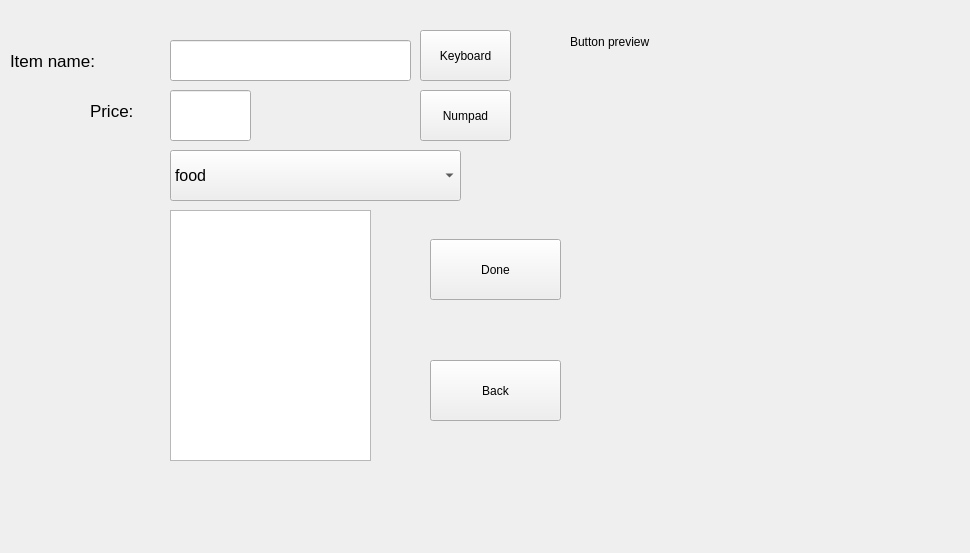
This is create_menu_item.ui in renderedSafe/Geedunk2 as Qt 5 draws it before an edit. The edited form follows.
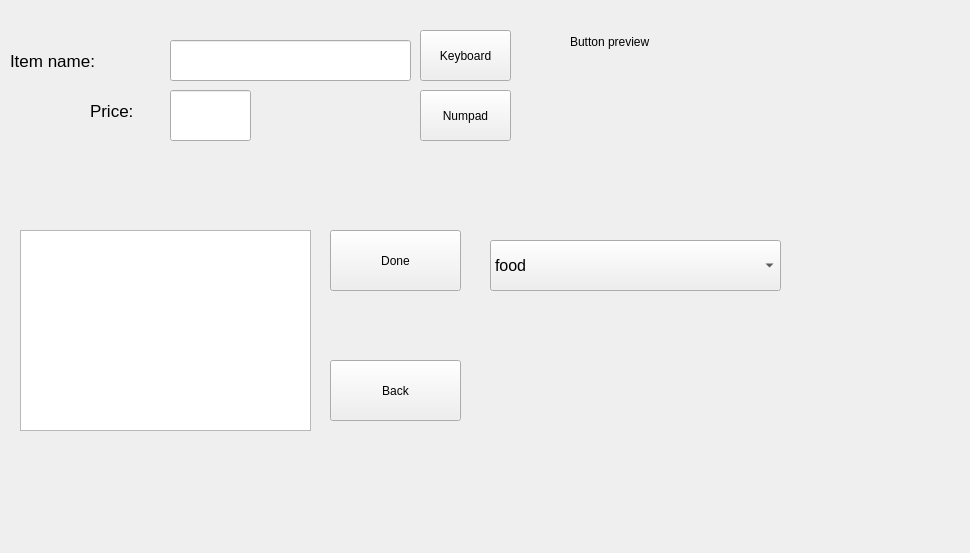
This is the edited form.

Commit message: Updated UI. Adding a menu item was not working when you needed to change the category (on the touchscreen device). The program would freeze and no UI components would respond. I suspect it was an issue with the drop- down overlapping with the image list, so I moved the drop-down box so that can't happen while we look for the root of the issue. Hopefully that will prevent the issue. The issue was not present in prior commits, so I will do some digging and review the changes made before this last commit. Also cleaned up the Menu UI a tad.

What changed in the file:
```diff
--- a/create_menu_item.ui
+++ b/create_menu_item.ui
@@ -126,8 +126,8 @@
   <widget class="QComboBox" name="comboBox_type">
    <property name="geometry">
     <rect>
-     <x>170</x>
-     <y>150</y>
+     <x>490</x>
+     <y>240</y>
      <width>291</width>
      <height>51</height>
     </rect>
@@ -165,12 +165,15 @@
   <widget class="QListWidget" name="listWidget">
    <property name="geometry">
     <rect>
-     <x>170</x>
-     <y>210</y>
-     <width>201</width>
-     <height>251</height>
+     <x>20</x>
+     <y>230</y>
+     <width>291</width>
+     <height>201</height>
     </rect>
    </property>
+   <property name="styleSheet">
+    <string notr="true">QScrollBar:vertical { width: 80px; }</string>
+   </property>
    <property name="iconSize">
     <size>
      <width>100</width>
@@ -208,8 +211,8 @@
   <widget class="QPushButton" name="pushButton_print">
    <property name="geometry">
     <rect>
-     <x>430</x>
-     <y>239</y>
+     <x>330</x>
+     <y>230</y>
      <width>131</width>
      <height>61</height>
     </rect>
@@ -221,7 +224,7 @@
   <widget class="QPushButton" name="pushButton_back">
    <property name="geometry">
     <rect>
-     <x>430</x>
+     <x>330</x>
      <y>360</y>
      <width>131</width>
      <height>61</height>
```
The commit also changes 1 other file.
